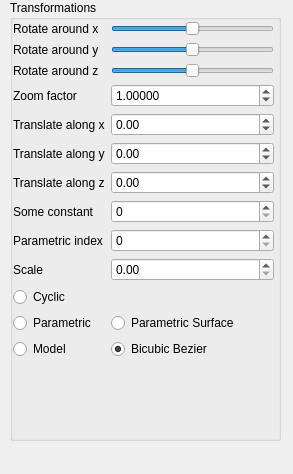
The window that GUI/SideWidget.ui (bence21/Grafika) describes before a commit, drawn with Qt 5.
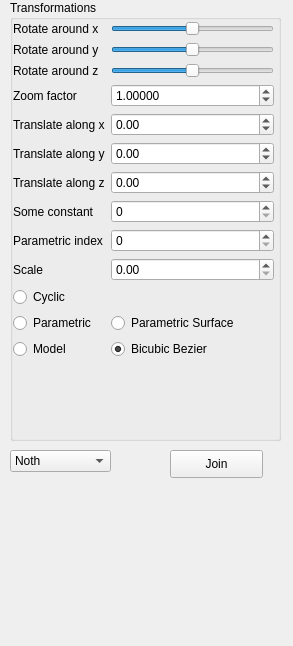
The same window after the commit.

```diff
--- a/GUI/SideWidget.ui
+++ b/GUI/SideWidget.ui
@@ -7,7 +7,7 @@
     <x>0</x>
     <y>0</y>
     <width>293</width>
-    <height>474</height>
+    <height>646</height>
    </rect>
   </property>
   <property name="sizePolicy">
@@ -301,6 +301,49 @@
     </layout>
    </widget>
   </widget>
+  <widget class="QPushButton" name="joinButton">
+   <property name="geometry">
+    <rect>
+     <x>170</x>
+     <y>450</y>
+     <width>93</width>
+     <height>28</height>
+    </rect>
+   </property>
+   <property name="text">
+    <string>Join</string>
+   </property>
+  </widget>
+  <widget class="QComboBox" name="directionComboBox">
+   <property name="geometry">
+    <rect>
+     <x>10</x>
+     <y>450</y>
+     <width>101</width>
+     <height>22</height>
+    </rect>
+   </property>
+   <item>
+    <property name="text">
+     <string>Noth</string>
+    </property>
+   </item>
+   <item>
+    <property name="text">
+     <string>South</string>
+    </property>
+   </item>
+   <item>
+    <property name="text">
+     <string>East</string>
+    </property>
+   </item>
+   <item>
+    <property name="text">
+     <string>West</string>
+    </property>
+   </item>
+  </widget>
  </widget>
  <resources/>
  <connections>
```
